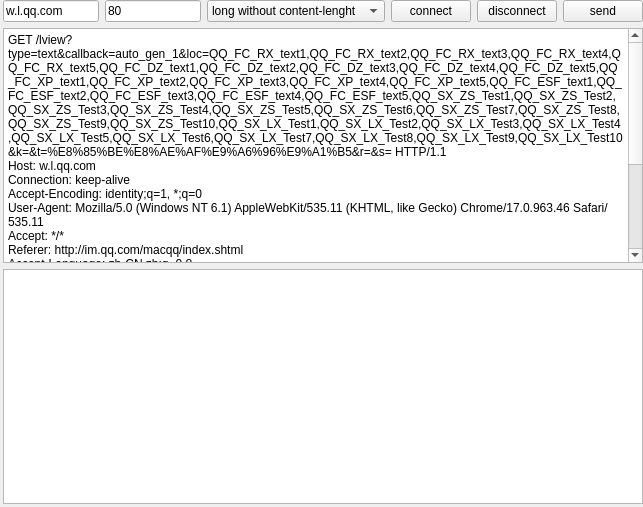
This is composer.ui in AlloyTeam/Rythem as Qt 5 draws it before an edit. The edited form follows.
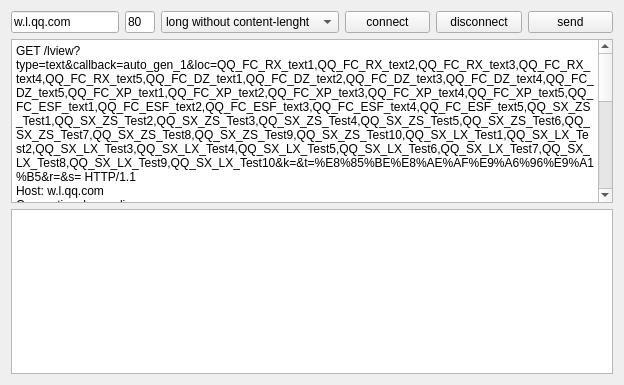
This is the edited form. Custom widgets are drawn as their Qt base class.

Patch:
```diff
--- a/composer.ui
+++ b/composer.ui
@@ -6,31 +6,22 @@
    <rect>
     <x>0</x>
     <y>0</y>
-    <width>643</width>
-    <height>507</height>
+    <width>624</width>
+    <height>385</height>
    </rect>
   </property>
   <property name="windowTitle">
    <string>Sender</string>
   </property>
   <layout class="QGridLayout" name="gridLayout">
-   <property name="leftMargin">
-    <number>3</number>
-   </property>
-   <property name="topMargin">
-    <number>0</number>
-   </property>
-   <property name="rightMargin">
-    <number>0</number>
-   </property>
-   <property name="bottomMargin">
-    <number>3</number>
-   </property>
-   <property name="spacing">
-    <number>-1</number>
-   </property>
    <item row="0" column="0">
     <widget class="QLineEdit" name="server">
+     <property name="sizePolicy">
+      <sizepolicy hsizetype="Fixed" vsizetype="Fixed">
+       <horstretch>0</horstretch>
+       <verstretch>0</verstretch>
+      </sizepolicy>
+     </property>
      <property name="text">
       <string>w.l.qq.com</string>
      </property>
@@ -41,6 +32,24 @@
    </item>
    <item row="0" column="1">
     <widget class="QLineEdit" name="port">
+     <property name="sizePolicy">
+      <sizepolicy hsizetype="Minimum" vsizetype="Fixed">
+       <horstretch>0</horstretch>
+       <verstretch>0</verstretch>
+      </sizepolicy>
+     </property>
+     <property name="minimumSize">
+      <size>
+       <width>30</width>
+       <height>0</height>
+      </size>
+     </property>
+     <property name="maximumSize">
+      <size>
+       <width>30</width>
+       <height>16777215</height>
+      </size>
+     </property>
      <property name="text">
       <string>80</string>
      </property>
@@ -49,6 +58,26 @@
      </property>
     </widget>
    </item>
+   <item row="0" column="2">
+    <widget class="QComboBox" name="requestsComboBox">
+     <property name="sizePolicy">
+      <sizepolicy hsizetype="Fixed" vsizetype="Fixed">
+       <horstretch>0</horstretch>
+       <verstretch>0</verstretch>
+      </sizepolicy>
+     </property>
+     <item>
+      <property name="text">
+       <string>long without content-lenght</string>
+      </property>
+     </item>
+     <item>
+      <property name="text">
+       <string>sort withou content-legth</string>
+      </property>
+     </item>
+    </widget>
+   </item>
    <item row="0" column="3">
     <widget class="QPushButton" name="connectbtn">
      <property name="text">
@@ -105,20 +134,6 @@
      </property>
     </widget>
    </item>
-   <item row="0" column="2">
-    <widget class="QComboBox" name="requestsComboBox">
-     <item>
-      <property name="text">
-       <string>long without content-lenght</string>
-      </property>
-     </item>
-     <item>
-      <property name="text">
-       <string>sort withou content-legth</string>
-      </property>
-     </item>
-    </widget>
-   </item>
   </layout>
  </widget>
  <layoutdefault spacing="6" margin="11"/>
```
